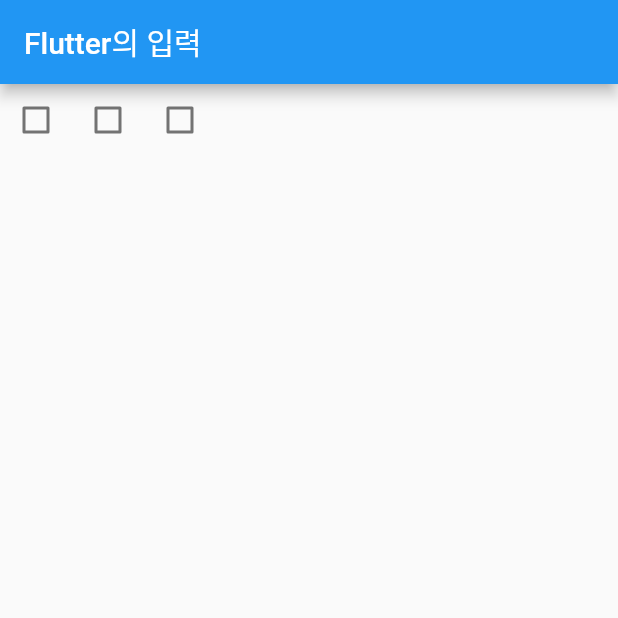
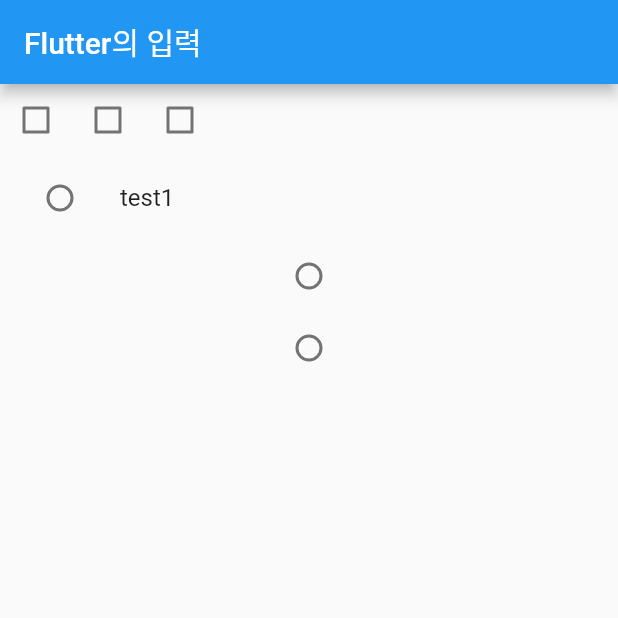
Before and after one commit to haerong22/flutter, a Flutter app: the screen it shows after launch, on a phone screen of 412 x 824 dp, the top half of it. Run offline on Flutter 3.47's test engine with Material 2 defaults, Android fonts, the phone set to English and light mode, and no system bars.

Commit message:
#2 flutter: widget - input(radio)

```diff
--- a/flutter_test_project/lib/input.dart
+++ b/flutter_test_project/lib/input.dart
@@ -4,9 +4,9 @@ void main() {
   runApp(MaterialApp(
     home: Scaffold(
       appBar: AppBar(
-        title: Text("Flutter의 입력"),
+        title: const Text("Flutter의 입력"),
       ),
-      body: Body(),
+      body: const Body(),
     ),
   ));
 }
@@ -16,9 +16,10 @@ class Body extends StatelessWidget {
 
   @override
   Widget build(BuildContext context) {
-    return Column(
+    return const Column(
       children: [
         TestCheckBox(),
+        TestRadioButton(),
       ],
     );
   }
@@ -63,3 +64,57 @@ class _TestCheckBoxState extends State<TestCheckBox> {
     });
   }
 }
+
+class TestRadioButton extends StatefulWidget {
+  const TestRadioButton({super.key});
+
+  @override
+  State<TestRadioButton> createState() => _TestRadioButtonState();
+}
+
+enum TestRadioValue {
+  test1,
+  test2,
+  test3;
+}
+
+class _TestRadioButtonState extends State<TestRadioButton> {
+  TestRadioValue? selectValue;
+
+  @override
+  Widget build(BuildContext context) {
+    return Column(
+      children: [
+        ListTile(
+          title: Text(TestRadioValue.test1.name),
+          onTap: () => setState(() {
+            if (selectValue != TestRadioValue.test1) {
+              selectValue = TestRadioValue.test1;
+            }
+          }),
+          leading: Radio<TestRadioValue>(
+            value: TestRadioValue.test1,
+            groupValue: selectValue,
+            onChanged: (value) => setState(
+              () => selectValue = value!,
+            ),
+          ),
+        ),
+        Radio<TestRadioValue>(
+          value: TestRadioValue.test2,
+          groupValue: selectValue,
+          onChanged: (value) => setState(
+            () => selectValue = value!,
+          ),
+        ),
+        Radio<TestRadioValue>(
+          value: TestRadioValue.test3,
+          groupValue: selectValue,
+          onChanged: (value) => setState(
+            () => selectValue = value!,
+          ),
+        ),
+      ],
+    );
+  }
+}
```
